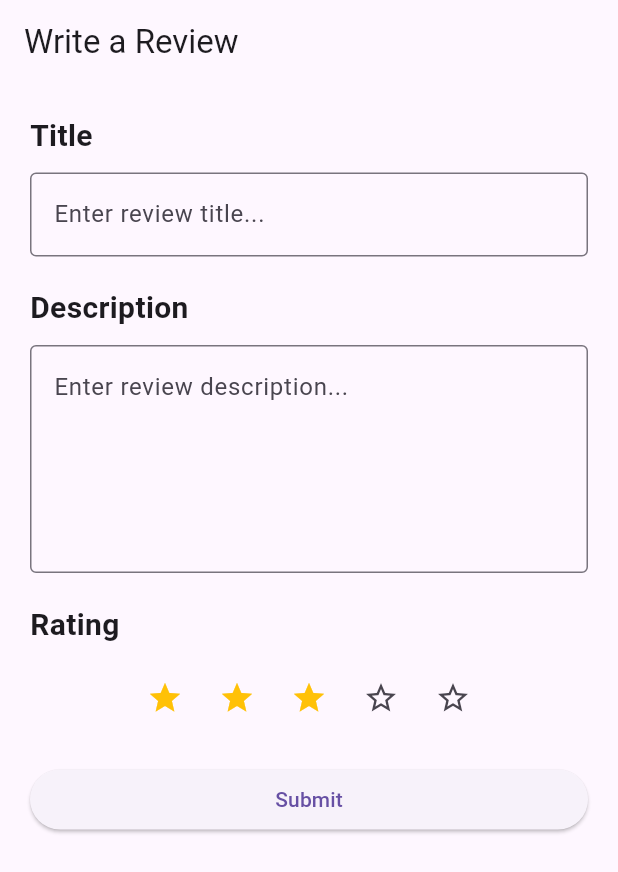
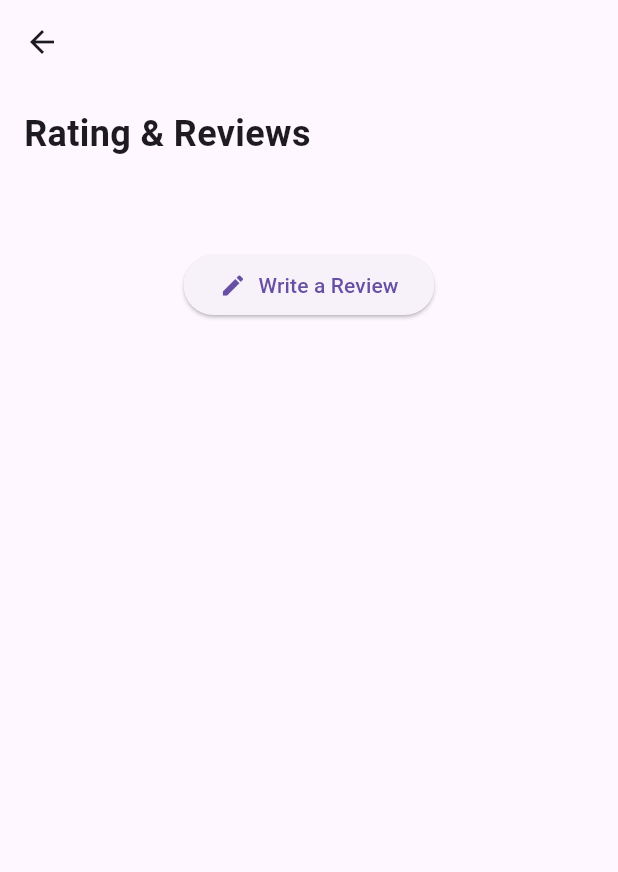
Before and after one commit to m0dern6/service_provide_app, a Flutter app: the screen it shows after launch, on a phone screen of 412 x 824 dp. Shown: the top 872 px of the screen. Run offline on Flutter 3.47's test engine with Material 3 defaults, Android fonts, the phone set to English and light mode, and no system bars; our stand-ins replace carousel_slider, dots_indicator, shared_preferences.

Commit message:
worked on rating and review

```diff
--- /dev/null
+++ b/lib/design/ratingandreview.dart
@@ -0,0 +1,87 @@
+import 'package:flutter/material.dart';
+
+class RatingAndReviewsScreen extends StatelessWidget {
+  const RatingAndReviewsScreen({Key? key}) : super(key: key);
+
+  @override
+  Widget build(BuildContext context) {
+    return Scaffold(
+      appBar: AppBar(
+        leading: IconButton(
+          icon: Icon(Icons.arrow_back),
+          onPressed: () {
+            Navigator.of(context).pop();
+          },
+        ),
+      ),
+      body: SingleChildScrollView(
+        padding: EdgeInsets.all(16.0),
+        child: Column(
+          crossAxisAlignment: CrossAxisAlignment.start,
+          children: [
+            Text(
+              'Rating & Reviews',
+              style: TextStyle(fontSize: 24.0, fontWeight: FontWeight.bold),
+            ),
+            SizedBox(height: 20.0),
+            RatingBlock(),
+            SizedBox(height: 20.0),
+            RowReviewsCount(),
+            SizedBox(height: 20.0),
+            Column(
+              children: [
+                WriteAReviewButton(),
+                SizedBox(height: 20.0),
+                ReviewItem(),
+              ],
+            ),
+          ],
+        ),
+      ),
+    );
+  }
+}
+
+class RatingBlock extends StatelessWidget {
+  @override
+  Widget build(BuildContext context) {
+    return Container();
+  }
+}
+
+class RowReviewsCount extends StatelessWidget {
+  @override
+  Widget build(BuildContext context) {
+    return Container();
+  }
+}
+
+class WriteAReviewButton extends StatelessWidget {
+  @override
+  Widget build(BuildContext context) {
+    return ElevatedButton(
+      onPressed: () {},
+      child: Row(
+        mainAxisSize: MainAxisSize.min,
+        children: [
+          Icon(Icons.edit),
+          SizedBox(width: 8.0),
+          Text('Write a Review'),
+        ],
+      ),
+    );
+  }
+}
+
+class ReviewItem extends StatelessWidget {
+  @override
+  Widget build(BuildContext context) {
+    return Container();
+  }
+}
+
+void main() {
+  runApp(MaterialApp(
+    home: RatingAndReviewsScreen(),
+  ));
+}
--- a/lib/main.dart
+++ b/lib/main.dart
@@ -2,6 +2,7 @@ import 'package:flutter/material.dart';
 import 'package:provider/provider.dart';
 
 import 'package:service_provide_app/design/create_review.dart';
+import 'package:service_provide_app/design/ratingandreview.dart';
 
 import 'package:service_provide_app/provider/api_provider.dart';
 
@@ -47,7 +48,7 @@ class _MyAppState extends State<MyApp> {
       ),
       title: 'My App',
       debugShowCheckedModeBanner: false,
-      home: CreateReview(),
+      home: RatingAndReviewsScreen(),
       // home: _token != null ? CustomerHomeScreen(token: _token!) : LoginScreen(),
       // routes: {
       //   '/login': (context) => LoginScreen(),
```
Also changed, not shown: lib/provider/create_review_provider.dart (added, +11 -0 lines).
